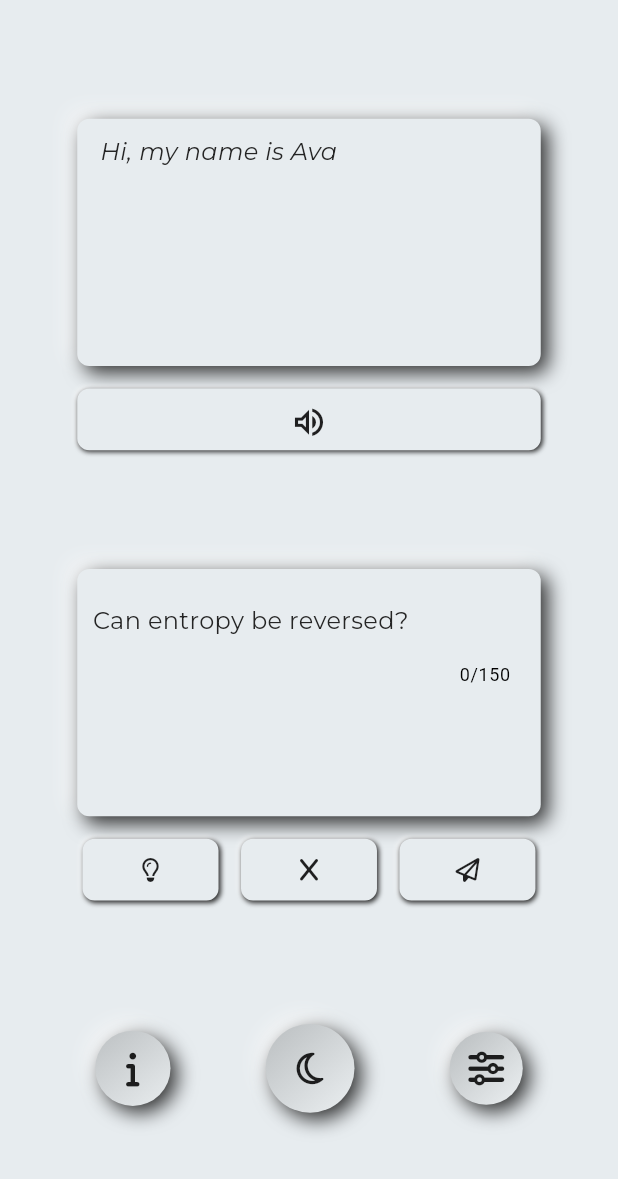
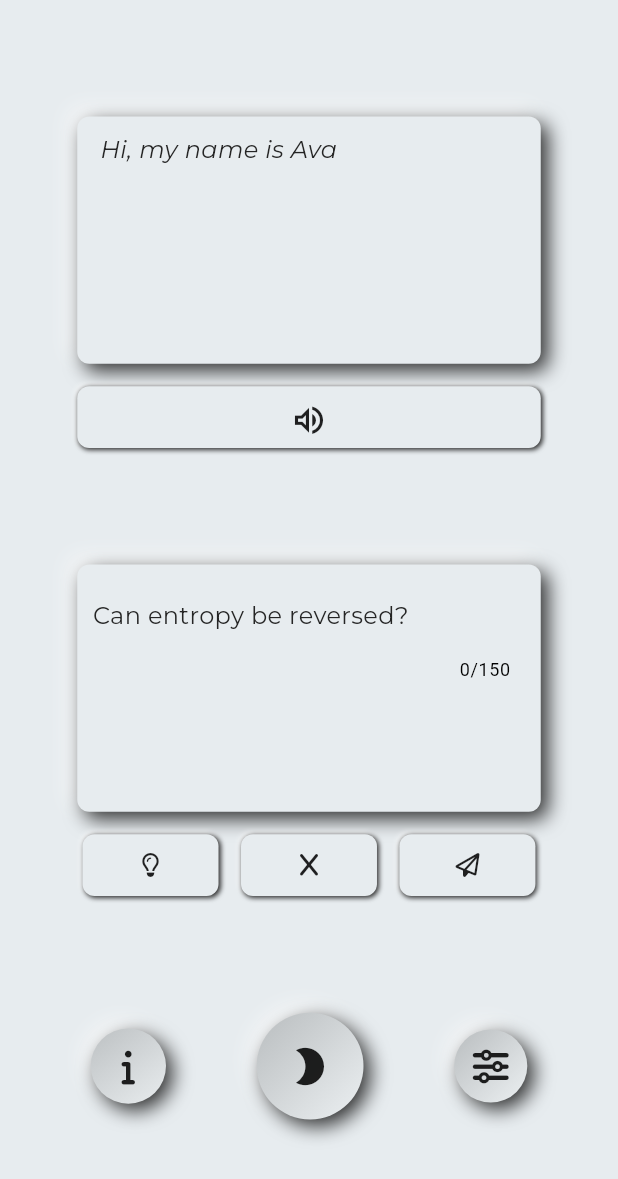
Before and after one commit to noahvelasco/AVA-Advanced-Virtual-Agent, a Flutter app: the Home screen opened directly with empty values, item 2 of the bottom bar chosen, on a phone screen of 412 x 824 dp. Shown: the top 1179 px of the screen. Run offline on Flutter 3.47's test engine with Material 2 defaults, Android fonts, the phone set to English and light mode, and no system bars; drawn by our look-alikes of flutter_neumorphic; our stand-ins replace carousel_slider, font_awesome_flutter, google_fonts, introduction_screen, just_audio, lottie; missing offline and left inert: animate_gradient.

Commit message:
update to flutter 3.7.12 and dart 2.19.6

```diff
--- a/lib/main.dart
+++ b/lib/main.dart
@@ -5,7 +5,6 @@ import 'package:flutter/services.dart';
 import 'package:google_fonts/google_fonts.dart';
 import 'package:provider/provider.dart';
 
-import './views/home_screen.dart';
 import 'providers/export_providers.dart';
 
 void main() {
--- a/lib/providers/settings_provider.dart
+++ b/lib/providers/settings_provider.dart
@@ -26,13 +26,13 @@ class SettingsProvider extends ChangeNotifier {
   double get elLabsClar => _elLabsClar;
 
   void setGPTAPIKey(String key) {
-    debugPrint("JUST SET GPT API IN PROVIDER KEY TO $key");
+    debugPrint(">>>>> JUST SET GPT API IN PROVIDER KEY TO $key");
     _gptAPIKey = key;
     notifyListeners();
   }
 
   void setElLabsAPIKey(String key) {
-    debugPrint("JUST SET ELABS API IN PROVIDER KEY TO $key");
+    debugPrint(">>>>> JUST SET ELABS API IN PROVIDER KEY TO $key");
     _elLabsAPIKey = key;
     notifyListeners();
   }
--- a/lib/views/home_screen.dart
+++ b/lib/views/home_screen.dart
@@ -53,6 +53,7 @@ class _HomeState extends State<Home> {
     final colorScheme = theme.colorScheme;
 
     return Scaffold(
+      // resizeToAvoidBottomInset: false,
       appBar: null,
       body: Container(
         color: colorScheme.background,
--- a/lib/widgets/bottom_sheets/settings_bottom_sheet.dart
+++ b/lib/widgets/bottom_sheets/settings_bottom_sheet.dart
@@ -273,8 +273,9 @@ class SettingsBottomSheet extends StatelessWidget {
                   ),
                 ],
               ),
+              SizedBox(height: height * .03),
               Text(
-                "Voice Lifelessness",
+                "Voice Stability",
                 style: textTheme.bodyMedium,
               ),
               Row(
@@ -313,8 +314,9 @@ class SettingsBottomSheet extends StatelessWidget {
                   ),
                 ],
               ),
+              SizedBox(height: height * .03),
               Text(
-                "Voice Generated Clarity",
+                "Voice Clarity + Similarity Enhancement",
                 style: textTheme.bodyMedium,
               ),
               Row(
--- a/lib/widgets/home_screen/output_box.dart
+++ b/lib/widgets/home_screen/output_box.dart
@@ -88,7 +88,7 @@ class _OutputBoxState extends State<OutputBox> {
                     colorFilter: ColorFilter.mode(
                         colorScheme.secondary, BlendMode.srcIn),
                     child: Center(
-                      child: Lottie.asset('assets/lottie/shifting_blocks.json'),
+                      child: Lottie.asset('assets/lottie/polygonal_star.json'),
                     ),
                   )
                 : RawScrollbar(
--- a/lib/widgets/home_screen/output_tts_button.dart
+++ b/lib/widgets/home_screen/output_tts_button.dart
@@ -1,7 +1,6 @@
 // ignore: unnecessary_import
 import 'package:ava_v2/providers/export_providers.dart';
 import 'package:flutter_neumorphic/flutter_neumorphic.dart';
-import 'package:lottie/lottie.dart';
 import 'package:provider/provider.dart';
 
 import '../../view_models/export_view_models.dart';
@@ -48,17 +47,14 @@ class _OutputTTSButtonState extends State<OutputTTSButton> {
           boxShape: NeumorphicBoxShape.roundRect(BorderRadius.circular(8)),
         ),
         child: Center(
-            child: isLoadingVoiceProvider.isLoading
-                ? ColorFiltered(
-                    colorFilter: ColorFilter.mode(
-                        colorScheme.secondary, BlendMode.srcIn),
-                    child: Center(
-                      child: Lottie.asset(
-                        'assets/lottie/shifting_blocks.json',
-                      ),
-                    ),
-                  )
-                : const Icon(Icons.volume_up_outlined, size: 25)),
+          child: isLoadingVoiceProvider.isLoading
+              ? LinearProgressIndicator(
+                  color: colorScheme.secondary,
+                  backgroundColor: colorScheme.primary,
+                  minHeight: 2,
+                )
+              : const Icon(Icons.volume_up_outlined, size: 25),
+        ),
       ),
     );
   }
--- a/lib/widgets/home_screen/theme_mode_button.dart
+++ b/lib/widgets/home_screen/theme_mode_button.dart
@@ -1,5 +1,4 @@
 import 'package:flutter_neumorphic/flutter_neumorphic.dart';
-import 'package:font_awesome_flutter/font_awesome_flutter.dart';
 import 'package:provider/provider.dart';
 
 import '../../providers/theme_provider.dart';
@@ -37,10 +36,9 @@ class _ThemeModeButtonState extends State<ThemeModeButton> {
         FocusManager.instance.primaryFocus?.unfocus();
         provider.toggleTheme();
       },
-      child: FaIcon(
-        provider.theme == ThemeMode.light
-            ? FontAwesomeIcons.moon
-            : FontAwesomeIcons.sun,
+      child: Icon(
+        provider.theme == ThemeMode.light ? Icons.mode_night : Icons.sunny,
+        size: 30,
       ),
     );
   }
```
Also changed, not shown: lib/views/onboarding_screen.dart (+39 -28 lines), lib/database/api_key_sql_helper.dart (added), pubspec.lock, 2 other files.
